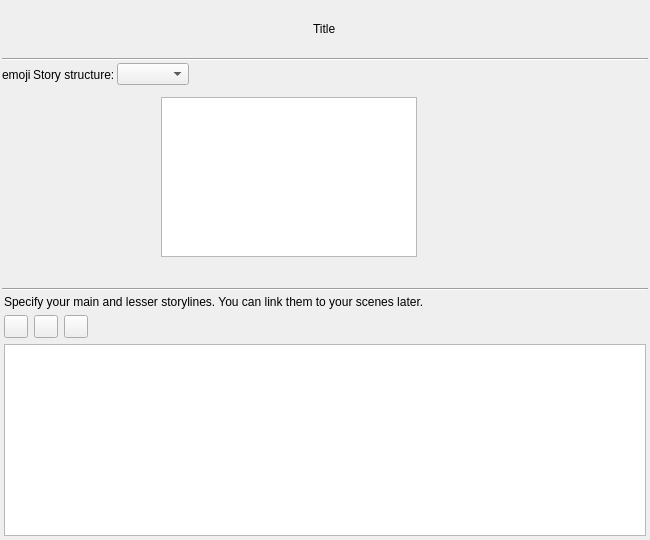
Above: ui/novel_view.ui from zkovari/plotlyst before the change. Below: the same form after it.
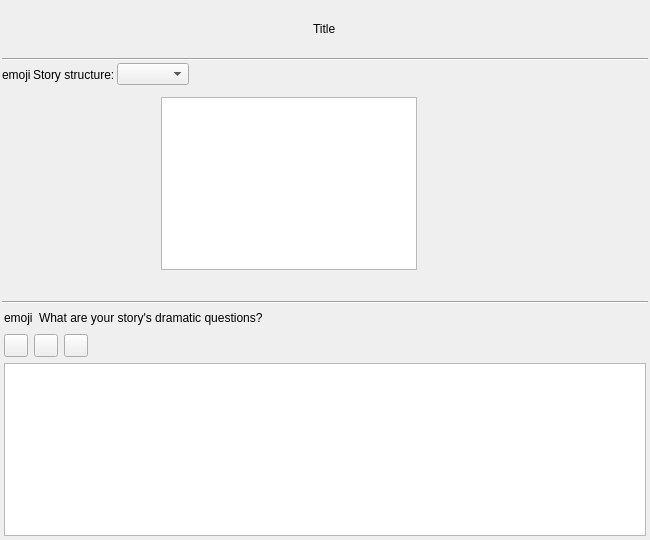
That is the form after the change.

Commit message: Rename storylines to dramatic questions

Diff of the .ui file:
```diff
--- a/ui/novel_view.ui
+++ b/ui/novel_view.ui
@@ -228,14 +228,41 @@
        <number>2</number>
       </property>
       <item>
-       <widget class="QLabel" name="lblStorylinesDescription">
+       <layout class="QHBoxLayout" name="horizontalLayout_6">
+        <item alignment="Qt::AlignLeft">
+         <widget class="QLabel" name="lblDramaticQuestionEmoji">
         <property name="text">
-         <string>Specify your main and lesser storylines. You can link them to your scenes later.</string>
+           <string>emoji</string>
+          </property>
+         </widget>
+        </item>
+        <item>
+         <widget class="QLabel" name="lblStorylinesDescription_2">
+          <property name="text">
+           <string>What are your story's dramatic questions?</string>
         </property>
         <property name="wordWrap">
-         <bool>true</bool>
-        </property>
-       </widget>
+           <bool>false</bool>
+          </property>
+         </widget>
+        </item>
+        <item>
+         <spacer name="horizontalSpacer_8">
+          <property name="orientation">
+           <enum>Qt::Horizontal</enum>
+          </property>
+          <property name="sizeType">
+           <enum>QSizePolicy::MinimumExpanding</enum>
+          </property>
+          <property name="sizeHint" stdset="0">
+           <size>
+            <width>40</width>
+            <height>20</height>
+           </size>
+          </property>
+         </spacer>
+        </item>
+       </layout>
       </item>
       <item>
        <layout class="QVBoxLayout" name="verticalLayout">
```
Left out of the diff: 2 changed lines with no effect on the pictures. Lines whose indentation alone changed are shown as unchanged. The commit also changes 12 other files.
